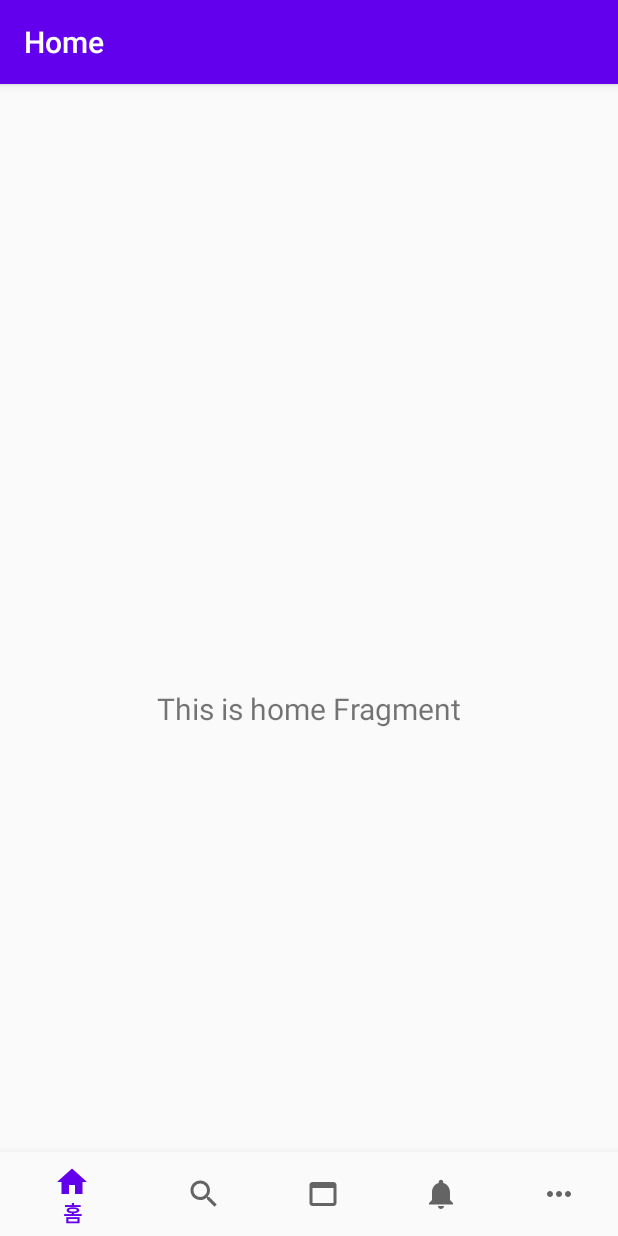
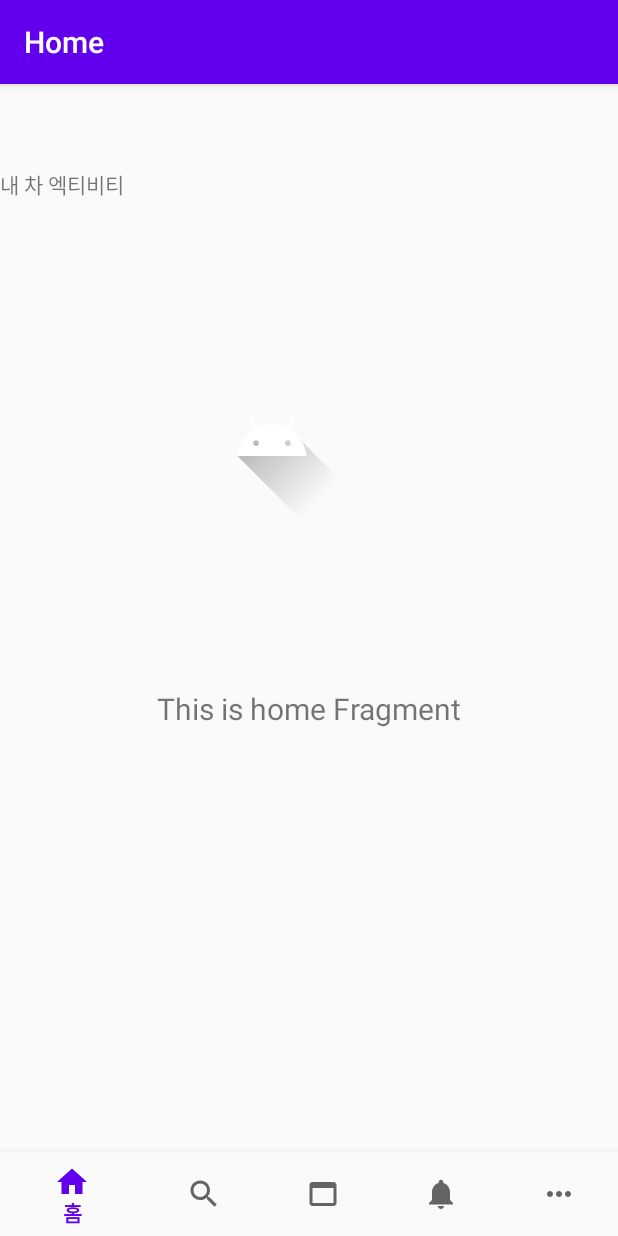
Before and after one commit to LIMMIHEE/mycle-app-copy, an Android app: the screen it shows after launch (MainActivity), on a phone screen of 412 x 824 dp. Run offline under Robolectric (Android 15) with nearby library versions, the phone set to English and light mode, and no system bars; our stand-ins replace navigation-ui.

Commit message:
working on TabLayout..

```diff
--- a/cp-mycle/app/build.gradle
+++ b/cp-mycle/app/build.gradle
@@ -50,6 +50,7 @@
     implementation 'androidx.lifecycle:lifecycle-extensions:2.0.0'
     implementation 'androidx.navigation:navigation-fragment-ktx:2.0.0'
     implementation 'androidx.navigation:navigation-ui-ktx:2.0.0'
+    implementation 'androidx.legacy:legacy-support-v4:1.0.0'
     testImplementation 'junit:junit:4.12'
     androidTestImplementation 'androidx.test.ext:junit:1.1.1'
     androidTestImplementation 'androidx.test.espresso:espresso-core:3.2.0'
--- a/cp-mycle/app/src/main/java/com/mirimhee/cp_mycle/MainActivity.kt
+++ b/cp-mycle/app/src/main/java/com/mirimhee/cp_mycle/MainActivity.kt
@@ -7,6 +7,7 @@
 import androidx.navigation.ui.AppBarConfiguration
 import androidx.navigation.ui.setupActionBarWithNavController
 import androidx.navigation.ui.setupWithNavController
+import kotlinx.android.synthetic.main.fragment_home.*
 
 class MainActivity : AppCompatActivity() {
 
@@ -22,5 +23,7 @@
                 R.id.navigation_home, R.id.navigation_dashboard,R.id.navigation_bulletin_board, R.id.navigation_notifications,R.id.navigation_info))
         setupActionBarWithNavController(navController, appBarConfiguration)
         navView.setupWithNavController(navController)
+
+        viewPager.adapter = PageAdapter(supportFragmentManager)
     }
 }
--- /dev/null
+++ b/cp-mycle/app/src/main/java/com/mirimhee/cp_mycle/MyCarFragment.kt
@@ -0,0 +1,59 @@
+package com.mirimhee.cp_mycle
+
+import android.os.Bundle
+import androidx.fragment.app.Fragment
+import android.view.LayoutInflater
+import android.view.View
+import android.view.ViewGroup
+
+// TODO: Rename parameter arguments, choose names that match
+// the fragment initialization parameters, e.g. ARG_ITEM_NUMBER
+private const val ARG_PARAM1 = "param1"
+private const val ARG_PARAM2 = "param2"
+
+/**
+ * A simple [Fragment] subclass.
+ * Use the [MyCarFragment.newInstance] factory method to
+ * create an instance of this fragment.
+ */
+class MyCarFragment : Fragment() {
+    // TODO: Rename and change types of parameters
+    private var param1: String? = null
+    private var param2: String? = null
+
+    override fun onCreate(savedInstanceState: Bundle?) {
+        super.onCreate(savedInstanceState)
+        arguments?.let {
+            param1 = it.getString(ARG_PARAM1)
+            param2 = it.getString(ARG_PARAM2)
+        }
+    }
+
+    override fun onCreateView(
+        inflater: LayoutInflater, container: ViewGroup?,
+        savedInstanceState: Bundle?
+    ): View? {
+        // Inflate the layout for this fragment
+        return inflater.inflate(R.layout.fragment_my_car, container, false)
+    }
+
+    companion object {
+        /**
+         * Use this factory method to create a new instance of
+         * this fragment using the provided parameters.
+         *
+         * @param param1 Parameter 1.
+         * @param param2 Parameter 2.
+         * @return A new instance of fragment MyCarFragment.
+         */
+        // TODO: Rename and change types and number of parameters
+        @JvmStatic
+        fun newInstance(param1: String, param2: String) =
+            MyCarFragment().apply {
+                arguments = Bundle().apply {
+                    putString(ARG_PARAM1, param1)
+                    putString(ARG_PARAM2, param2)
+                }
+            }
+    }
+}
--- /dev/null
+++ b/cp-mycle/app/src/main/java/com/mirimhee/cp_mycle/OurCarFragment.kt
@@ -0,0 +1,59 @@
+package com.mirimhee.cp_mycle
+
+import android.os.Bundle
+import androidx.fragment.app.Fragment
+import android.view.LayoutInflater
+import android.view.View
+import android.view.ViewGroup
+
+// TODO: Rename parameter arguments, choose names that match
+// the fragment initialization parameters, e.g. ARG_ITEM_NUMBER
+private const val ARG_PARAM1 = "param1"
+private const val ARG_PARAM2 = "param2"
+
+/**
+ * A simple [Fragment] subclass.
+ * Use the [OurCarFragment.newInstance] factory method to
+ * create an instance of this fragment.
+ */
+class OurCarFragment : Fragment() {
+    // TODO: Rename and change types of parameters
+    private var param1: String? = null
+    private var param2: String? = null
+
+    override fun onCreate(savedInstanceState: Bundle?) {
+        super.onCreate(savedInstanceState)
+        arguments?.let {
+            param1 = it.getString(ARG_PARAM1)
+            param2 = it.getString(ARG_PARAM2)
+        }
+    }
+
+    override fun onCreateView(
+        inflater: LayoutInflater, container: ViewGroup?,
+        savedInstanceState: Bundle?
+    ): View? {
+        // Inflate the layout for this fragment
+        return inflater.inflate(R.layout.fragment_our_car, container, false)
+    }
+
+    companion object {
+        /**
+         * Use this factory method to create a new instance of
+         * this fragment using the provided parameters.
+         *
+         * @param param1 Parameter 1.
+         * @param param2 Parameter 2.
+         * @return A new instance of fragment OurCarFragment.
+         */
+        // TODO: Rename and change types and number of parameters
+        @JvmStatic
+        fun newInstance(param1: String, param2: String) =
+            OurCarFragment().apply {
+                arguments = Bundle().apply {
+                    putString(ARG_PARAM1, param1)
+                    putString(ARG_PARAM2, param2)
+                }
+            }
+    }
+}
--- /dev/null
+++ b/cp-mycle/app/src/main/java/com/mirimhee/cp_mycle/mainPageAdapter.kt
@@ -0,0 +1,20 @@
+package com.mirimhee.cp_mycle
+
+import androidx.fragment.app.Fragment
+import androidx.fragment.app.FragmentManager
+import androidx.fragment.app.FragmentPagerAdapter
+
+class PageAdapter(fm:FragmentManager) : FragmentPagerAdapter(fm) {
+    override fun getItem(position: Int): Fragment {
+        when(position){
+            0 -> return MyCarFragment()
+            1 -> return  OurCarFragment()
+            else -> return  MyCarFragment()
+        }
+    }
+
+    override fun getCount(): Int {
+       return 2;
+    }
+
+}
--- a/cp-mycle/app/src/main/java/com/mirimhee/cp_mycle/ui/info/infoFragment.kt
+++ b/cp-mycle/app/src/main/java/com/mirimhee/cp_mycle/ui/info/infoFragment.kt
@@ -22,8 +22,8 @@
     ): View? {
         InfoViewModel =
             ViewModelProviders.of(this).get(infoViewModel::class.java)
-        val root = inflater.inflate(R.layout.fragment_dashboard, container, false)
-        val textView: TextView = root.findViewById(R.id.text_dashboard)
+        val root = inflater.inflate(R.layout.fragment_info, container, false)
+        val textView: TextView = root.findViewById(R.id.text_InfoText)
         InfoViewModel.text.observe(viewLifecycleOwner, Observer {
             textView.text = it
         })
--- a/cp-mycle/app/src/main/res/layout/fragment_home.xml
+++ b/cp-mycle/app/src/main/res/layout/fragment_home.xml
@@ -5,6 +5,23 @@
     android:layout_width="match_parent"
     android:layout_height="match_parent"
     tools:context=".ui.home.HomeFragment">
+
+    <com.google.android.material.tabs.TabLayout
+        android:id="@+id/tabLayout"
+        android:layout_width="0dp"
+        android:layout_height="wrap_content"
+        app:layout_constraintEnd_toEndOf="parent"
+        app:layout_constraintStart_toStartOf="parent"
+        app:layout_constraintTop_toTopOf="parent" />
+
+    <androidx.viewpager.widget.ViewPager
+        android:id="@+id/viewPager"
+        android:layout_width="0dp"
+        android:layout_height="0dp"
+        app:layout_constraintBottom_toBottomOf="parent"
+        app:layout_constraintEnd_toEndOf="parent"
+        app:layout_constraintStart_toStartOf="parent"
+        app:layout_constraintTop_toTopOf="parent" />
 
     <TextView
         android:id="@+id/text_home"
@@ -19,4 +36,16 @@
         app:layout_constraintEnd_toEndOf="parent"
         app:layout_constraintStart_toStartOf="parent"
         app:layout_constraintTop_toTopOf="parent" />
+
+    <ImageView
+        android:id="@+id/imageView"
+        android:layout_width="wrap_content"
+        android:layout_height="wrap_content"
+        android:layout_marginStart="127dp"
+        android:layout_marginLeft="127dp"
+        android:layout_marginTop="128dp"
+        android:src="@drawable/ic_launcher_foreground"
+        app:layout_constraintStart_toStartOf="parent"
+        app:layout_constraintTop_toTopOf="parent" />
+
 </androidx.constraintlayout.widget.ConstraintLayout>
--- /dev/null
+++ b/cp-mycle/app/src/main/res/layout/fragment_my_car.xml
@@ -0,0 +1,14 @@
+<?xml version="1.0" encoding="utf-8"?>
+<FrameLayout xmlns:android="http://schemas.android.com/apk/res/android"
+    xmlns:tools="http://schemas.android.com/tools"
+    android:layout_width="match_parent"
+    android:layout_height="match_parent"
+    tools:context=".MyCarFragment">
+
+    <!-- TODO: Update blank fragment layout -->
+    <TextView
+        android:layout_width="match_parent"
+        android:layout_height="match_parent"
+        android:text="내 차 엑티비티" />
+
+</FrameLayout>
--- a/cp-mycle/app/src/main/res/navigation/mobile_navigation.xml
+++ b/cp-mycle/app/src/main/res/navigation/mobile_navigation.xml
@@ -21,9 +21,13 @@
         android:name="com.mirimhee.cp_mycle.ui.bulletin.bulletinFragment"
         android:label="bulletin"
         tools:layout="@layout/fragment_bulletin_board" />
-
     <fragment
         android:id="@+id/navigation_notifications"
+        android:name="com.mirimhee.cp_mycle.ui.notifications.NotificationsFragment"
+        android:label="notifications"
+        tools:layout="@layout/fragment_notifications" />
+    <fragment
+        android:id="@+id/navigation_info"
         android:name="com.mirimhee.cp_mycle.ui.info.infoFragment"
         android:label="Info"
         tools:layout="@layout/fragment_info" />
--- a/cp-mycle/app/src/main/res/values/strings.xml
+++ b/cp-mycle/app/src/main/res/values/strings.xml
@@ -3,4 +3,7 @@
     <string name="title_home">Home</string>
     <string name="title_dashboard">Dashboard</string>
     <string name="title_notifications">Notifications</string>
+
+    <!-- TODO: Remove or change this placeholder text -->
+    <string name="hello_blank_fragment">Hello blank fragment</string>
 </resources>
```
Also changed, not shown: cp-mycle/app/src/main/res/layout/fragment_info.xml (+18 -2 lines), cp-mycle/app/src/main/res/layout/fragment_our_car.xml (added, +14 -0 lines).
